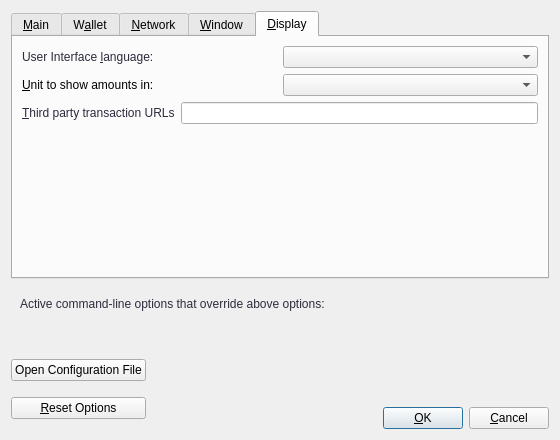
Before: the Qt Designer form src/qt/forms/optionsdialog.ui in genesis-extensions/genesis, drawn with Qt 5.
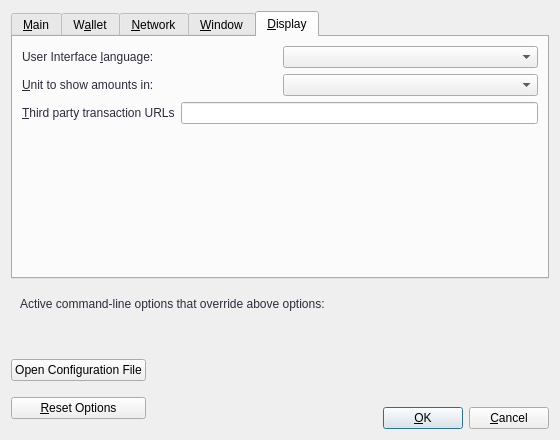
After: the same form once the commit is applied. The open tabs and pages were chosen to show the change. Custom widgets are drawn as their Qt base class.

Patch:
```diff
--- a/src/qt/forms/optionsdialog.ui
+++ b/src/qt/forms/optionsdialog.ui
@@ -618,6 +618,9 @@
         <layout class="QHBoxLayout" name="horizontalLayout_2_Display">
          <item>
           <widget class="QLabel" name="unitLabel">
+		  <property name="styleSheet">
+             <string notr="true">QLabel { color: #2c2b3b; }</string>
+            </property>	
            <property name="text">
             <string>&amp;Unit to show amounts in:</string>
            </property>
```
Left out of the diff: 8 changed lines with no effect on the pictures.
